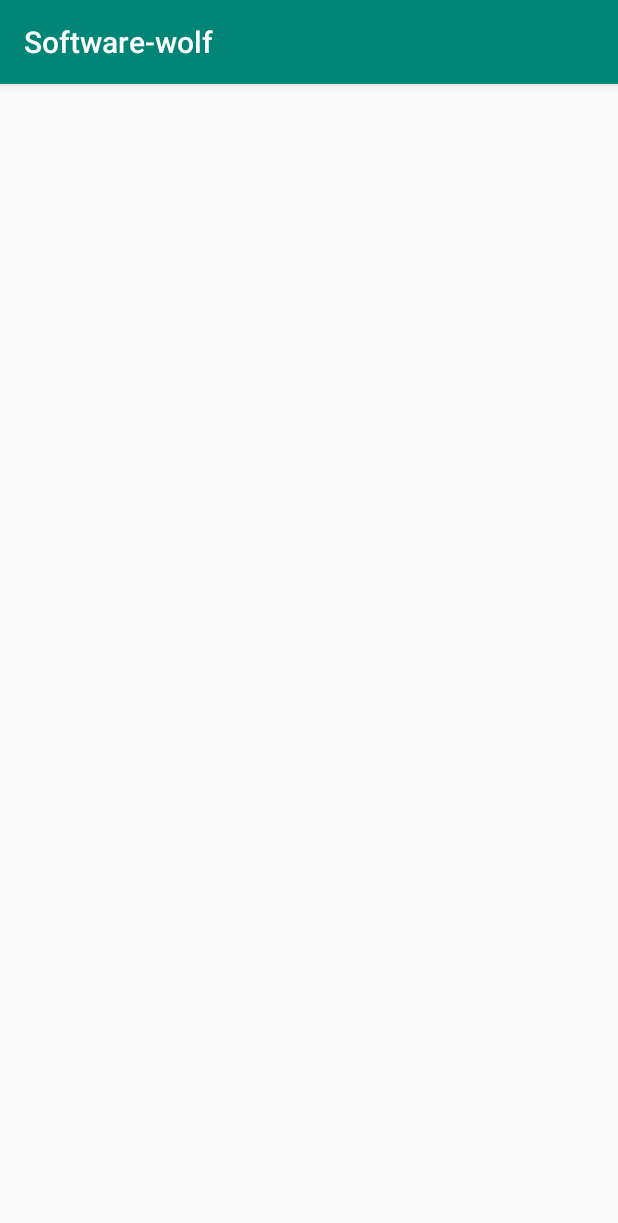
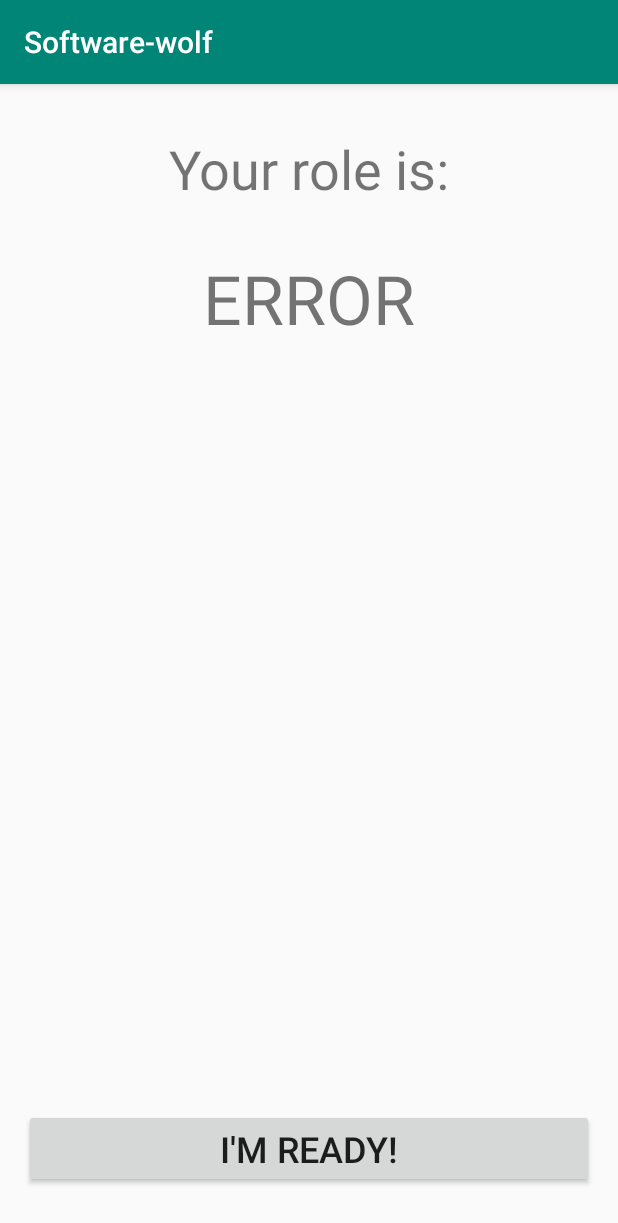
Before and after one commit to michaelrfoster/Software-wolf, an Android app: the RoleActivity screen opened directly, with no data from a screen before it, on a phone screen of 412 x 824 dp. Shown: the top 1223 px of the screen. Run offline under Robolectric (Android 15) with nearby library versions, the phone set to English and light mode, and no system bars.

Commit message:
Added role activity and not yet coded day activity

```diff
--- a/app/src/main/AndroidManifest.xml
+++ b/app/src/main/AndroidManifest.xml
@@ -10,6 +10,7 @@
         android:supportsRtl="true"
         android:theme="@style/AppTheme">
         <activity android:name=".NightActivity"></activity>
+        <activity android:name=".DayActivity"></activity>
         <activity android:name=".RoleActivity" />
         <activity android:name=".LobbyActivity" />
         <activity android:name=".MainActivity">
--- /dev/null
+++ b/app/src/main/java/com/mrfoster/software_wolf/DayActivity.java
@@ -0,0 +1,14 @@
+package com.mrfoster.software_wolf;
+
+import androidx.appcompat.app.AppCompatActivity;
+
+import android.os.Bundle;
+
+public class DayActivity extends AppCompatActivity {
+
+    @Override
+    protected void onCreate(Bundle savedInstanceState) {
+        super.onCreate(savedInstanceState);
+        setContentView(R.layout.activity_day);
+    }
+}
--- /dev/null
+++ b/app/src/main/res/layout/activity_day.xml
@@ -0,0 +1,9 @@
+<?xml version="1.0" encoding="utf-8"?>
+<androidx.constraintlayout.widget.ConstraintLayout xmlns:android="http://schemas.android.com/apk/res/android"
+    xmlns:app="http://schemas.android.com/apk/res-auto"
+    xmlns:tools="http://schemas.android.com/tools"
+    android:layout_width="match_parent"
+    android:layout_height="match_parent"
+    tools:context=".DayActivity">
+
+</androidx.constraintlayout.widget.ConstraintLayout>
--- a/app/src/main/res/layout/activity_role.xml
+++ b/app/src/main/res/layout/activity_role.xml
@@ -6,4 +6,40 @@
     android:layout_height="match_parent"
     tools:context=".RoleActivity">
 
+    <TextView
+        android:id="@+id/LabelTextView"
+        android:layout_width="wrap_content"
+        android:layout_height="wrap_content"
+        android:layout_marginTop="32dp"
+        android:text="Your role is:"
+        android:textSize="36sp"
+        app:layout_constraintEnd_toEndOf="parent"
+        app:layout_constraintStart_toStartOf="parent"
+        app:layout_constraintTop_toTopOf="parent" />
+
+    <TextView
+        android:id="@+id/RoleTextView"
+        android:layout_width="wrap_content"
+        android:layout_height="wrap_content"
+        android:layout_marginTop="32dp"
+        android:text="ERROR"
+        android:textSize="45sp"
+        app:layout_constraintEnd_toEndOf="parent"
+        app:layout_constraintStart_toStartOf="parent"
+        app:layout_constraintTop_toBottomOf="@+id/LabelTextView" />
+
+    <Button
+        android:id="@+id/confirmButton"
+        android:layout_width="0dp"
+        android:layout_height="wrap_content"
+        android:layout_marginStart="16dp"
+        android:layout_marginLeft="16dp"
+        android:layout_marginEnd="16dp"
+        android:layout_marginRight="16dp"
+        android:layout_marginBottom="32dp"
+        android:text="I'm Ready!"
+        android:textSize="24sp"
+        app:layout_constraintBottom_toBottomOf="parent"
+        app:layout_constraintEnd_toEndOf="parent"
+        app:layout_constraintStart_toStartOf="parent" />
 </androidx.constraintlayout.widget.ConstraintLayout>
```
